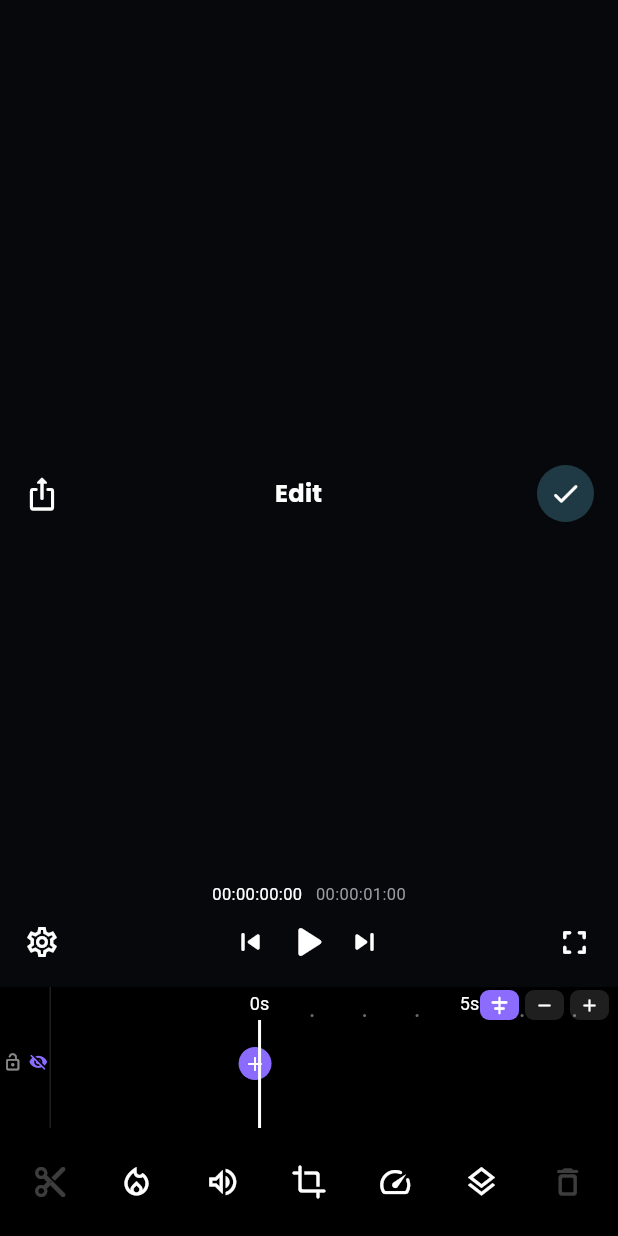
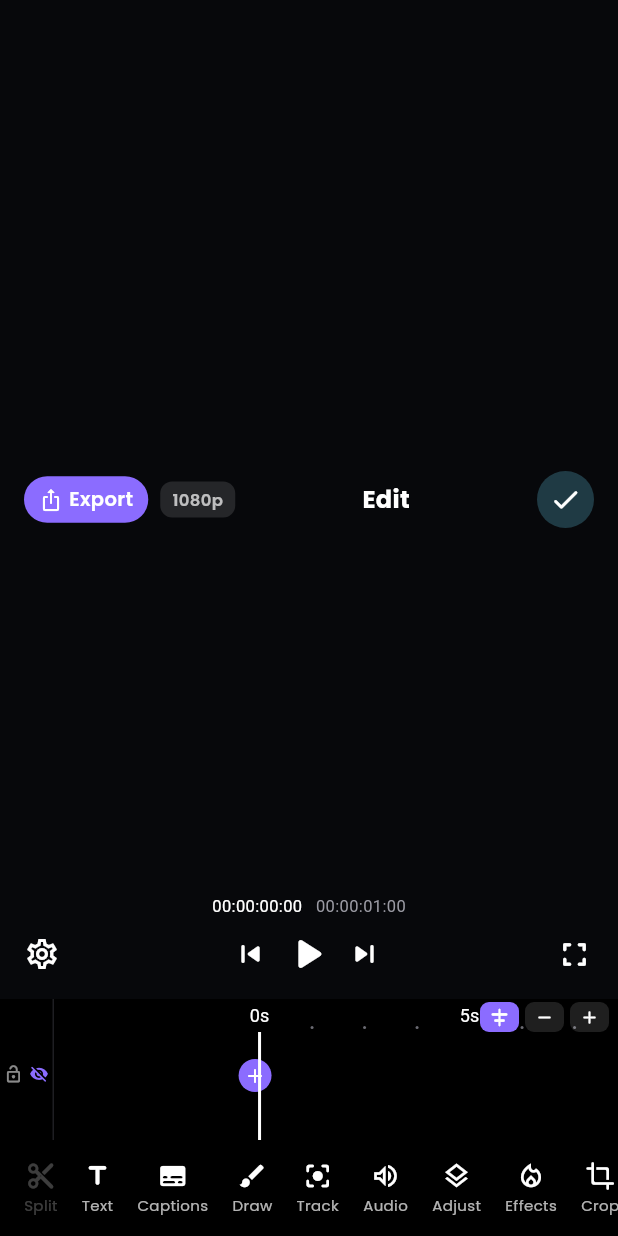
Before and after one commit to ranieshita813-debug/flutter_video_editor, a Flutter app: the EditorPage screen opened by its route, on a phone screen of 412 x 824 dp. Run offline on Flutter 3.47's test engine with Material 3 defaults, Android fonts, the phone set to English and light mode, and no system bars; our stand-ins replace file_picker, google_fonts, permission_handler; missing offline and left inert: photo_manager; accounts and stored records are empty.

Commit message:
Implement security, release config, permissions and logging
- Update applicationId to com.motiongr.videoedit and release signing config
- Add permission_handler and create PermissionService for runtime permissions
- Add Info.plist with iOS media permission usage descriptions
- Add AppLogger, AppException, and ErrorHandler with global zone error bounds
- Fix deprecated activeThumbColor on Switch and remove unused imports
- Resolve timeline header RenderFlex layout overflow and update editor toolbar

Co-authored-by: ranieshita813-debug <330401646+ranieshita813-debug@users.noreply.github.com>

```diff
--- a/lib/features/editor/controllers/editor_controller.dart
+++ b/lib/features/editor/controllers/editor_controller.dart
@@ -2,6 +2,7 @@ import 'dart:async';
 
 import 'package:flutter/material.dart';
 
+import 'package:flutter_video_editor/core/logger/app_logger.dart';
 import 'package:flutter_video_editor/core/models/project_model.dart' hide ExportSettings;
 import 'package:flutter_video_editor/features/export/models/export_settings.dart';
 import 'package:flutter_video_editor/features/export/models/timeline_dto.dart';
@@ -468,6 +469,7 @@ class EditorController extends ChangeNotifier {
     notifyListeners();
 
     try {
+      AppLogger.info('Starting timeline export for project ${_project.id}', tag: 'EditorController');
       final exportService = ExportService();
       final dto = TimelineDto.fromProject(_project, _exportSettings);
       final resultPath = await exportService.exportTimeline(dto.toJson());
@@ -482,7 +484,8 @@ class EditorController extends ChangeNotifier {
         }
       }
       return resultPath;
-    } catch (_) {
+    } catch (e, stack) {
+      AppLogger.error('Timeline export failed', tag: 'EditorController', error: e, stackTrace: stack);
       _isExporting = false;
       notifyListeners();
       return null;
--- a/lib/features/editor/pages/editor_page.dart
+++ b/lib/features/editor/pages/editor_page.dart
@@ -146,7 +146,30 @@ class _Preview extends StatelessWidget {
                 children: <Widget>[
                   GestureDetector(
                     onTap: () => ExportModal.show(context),
-                    child: const Icon(Icons.ios_share_rounded, color: Colors.white, size: 24),
+                    child: Container(
+                      padding: const EdgeInsets.symmetric(horizontal: 10, vertical: 6),
+                      decoration: BoxDecoration(
+                        color: _purple,
+                        borderRadius: BorderRadius.circular(16),
+                      ),
+                      child: const Row(
+                        mainAxisSize: MainAxisSize.min,
+                        children: <Widget>[
+                          Icon(Icons.ios_share_rounded, color: Colors.white, size: 16),
+                          SizedBox(width: 4),
+                          Text('Export', style: TextStyle(color: Colors.white, fontSize: 13, fontWeight: FontWeight.w600)),
+                        ],
+                      ),
+                    ),
+                  ),
+                  const SizedBox(width: 8),
+                  Container(
+                    padding: const EdgeInsets.symmetric(horizontal: 8, vertical: 4),
+                    decoration: BoxDecoration(
+                      color: Colors.white12,
+                      borderRadius: BorderRadius.circular(8),
+                    ),
+                    child: const Text('1080p', style: TextStyle(color: Colors.white70, fontSize: 11, fontWeight: FontWeight.w600)),
                   ),
                   const Expanded(
                     child: Center(
@@ -327,7 +350,7 @@ class _Timeline extends StatefulWidget {
 
 class _TimelineState extends State<_Timeline> {
   static const double _rulerH = 28, _textH = 30, _videoH = 44, _audioH = 36;
-  static const double _gap = 6, _hdrW = 34;
+  static const double _gap = 6, _hdrW = 36;
 
   final ScrollController _sc = ScrollController();
   final ScrollController _vc = ScrollController();
@@ -852,33 +875,59 @@ class _Toolbar extends StatelessWidget {
     final bool canSplit =
         sel != null && editor.playhead > sel.start && editor.playhead < sel.end;
 
-    Widget btn(IconData i, VoidCallback? onTap, {Color? color}) => IconButton(
-          icon: Icon(i, size: 24, color: onTap == null ? Colors.white24 : (color ?? Colors.white)),
-          onPressed: onTap == null
-              ? null
-              : () {
-                  HapticFeedback.selectionClick();
-                  onTap();
-                },
-        );
+    Widget toolItem(IconData icon, String label, VoidCallback? onTap, {Color? color}) {
+      final enabled = onTap != null;
+      return InkWell(
+        onTap: enabled
+            ? () {
+                HapticFeedback.selectionClick();
+                onTap();
+              }
+            : null,
+        borderRadius: BorderRadius.circular(8),
+        child: Padding(
+          padding: const EdgeInsets.symmetric(horizontal: 8, vertical: 4),
+          child: Column(
+            mainAxisSize: MainAxisSize.min,
+            children: <Widget>[
+              Icon(icon, size: 20, color: enabled ? (color ?? Colors.white) : Colors.white24),
+              const SizedBox(height: 2),
+              Text(
+                label,
+                style: TextStyle(
+                  color: enabled ? Colors.white70 : Colors.white24,
+                  fontSize: 10,
+                  fontWeight: FontWeight.w500,
+                ),
+              ),
+            ],
+          ),
+        ),
+      );
+    }
 
     return SafeArea(
       top: false,
       child: SizedBox(
-        height: 72,
-        child: Row(
-          mainAxisAlignment: MainAxisAlignment.spaceEvenly,
-          children: <Widget>[
-            btn(Icons.content_cut_rounded, canSplit ? editor.splitSelectedClip : null),
-            btn(Icons.local_fire_department_outlined,
-                () => EffectsSheet.show(context, isFilterMode: false)),
-            btn(Icons.volume_up_outlined, () => AudioToolsSheet.show(context)),
-            btn(Icons.crop_rounded, () => CropSheet.show(context)),
-            btn(Icons.speed_rounded, () => SpeedSheet.show(context)),
-            btn(Icons.layers_outlined, () => ColorGradingSheet.show(context)),
-            btn(Icons.delete_outline_rounded,
-                sel != null ? editor.deleteSelectedClip : null),
-          ],
+        height: 64,
+        child: SingleChildScrollView(
+          scrollDirection: Axis.horizontal,
+          padding: const EdgeInsets.symmetric(horizontal: 8),
+          child: Row(
+            children: <Widget>[
+              toolItem(Icons.content_cut_rounded, 'Split', canSplit ? editor.splitSelectedClip : null),
+              toolItem(Icons.title_rounded, 'Text', () => TextAnimationSheet.show(context)),
+              toolItem(Icons.subtitles_rounded, 'Captions', editor.generateAutoCaptions),
+              toolItem(Icons.brush_rounded, 'Draw', () => VectorDrawingSheet.show(context)),
+              toolItem(Icons.center_focus_strong_rounded, 'Track', () => CameraTrackingPanel.show(context)),
+              toolItem(Icons.volume_up_outlined, 'Audio', () => AudioToolsSheet.show(context)),
+              toolItem(Icons.layers_outlined, 'Adjust', () => ColorGradingSheet.show(context)),
+              toolItem(Icons.local_fire_department_outlined, 'Effects', () => EffectsSheet.show(context, isFilterMode: false)),
+              toolItem(Icons.crop_rounded, 'Crop', () => CropSheet.show(context)),
+              toolItem(Icons.speed_rounded, 'Speed', () => SpeedSheet.show(context)),
+              toolItem(Icons.delete_outline_rounded, 'Delete', sel != null ? editor.deleteSelectedClip : null, color: Colors.redAccent),
+            ],
+          ),
         ),
       ),
     );
--- a/lib/features/editor/widgets/color_grading_sheet.dart
+++ b/lib/features/editor/widgets/color_grading_sheet.dart
@@ -1,5 +1,3 @@
-import 'dart:math' as math;
-
 import 'package:flutter/material.dart';
 import 'package:flutter/services.dart';
 import 'package:provider/provider.dart';
--- a/lib/features/editor/widgets/speed_sheet.dart
+++ b/lib/features/editor/widgets/speed_sheet.dart
@@ -514,7 +514,7 @@ class _SpeedSheetState extends State<SpeedSheet> {
           Switch(
             value: value,
             onChanged: f,
-            activeColor: Colors.black,
+            activeThumbColor: Colors.black,
             activeTrackColor: Colors.white,
             inactiveThumbColor: _muted,
             inactiveTrackColor: _track,
--- a/pubspec.yaml
+++ b/pubspec.yaml
@@ -11,6 +11,7 @@ dependencies:
     sdk: flutter
   google_fonts: ^8.2.1
   path_provider: ^2.1.6
+  permission_handler: ^11.3.1
   photo_manager: ^3.11.0
   provider: ^6.1.2
 
```
Also changed, not shown: lib/core/error/app_exceptions.dart (added, +30 -0 lines), lib/core/error/error_handler.dart (added, +42 -0 lines), lib/core/logger/app_logger.dart (added, +67 -0 lines), lib/core/services/permission_service.dart (added, +55 -0 lines), lib/main.dart (+24 -1 lines), pubspec.lock, 6 other files.
